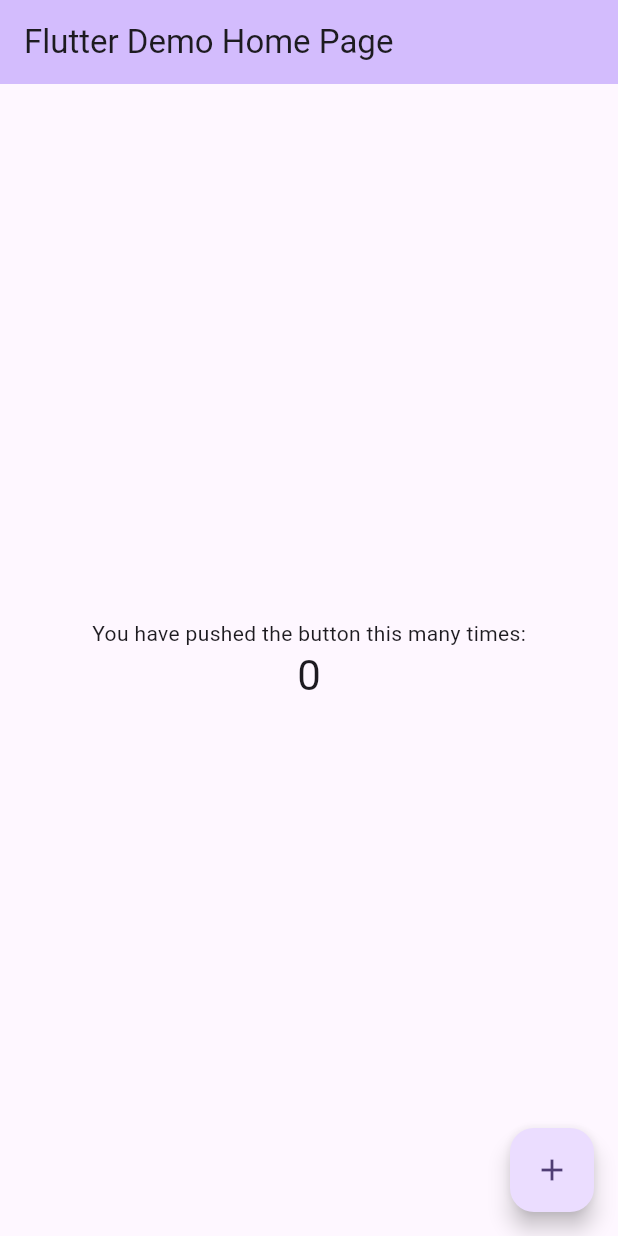
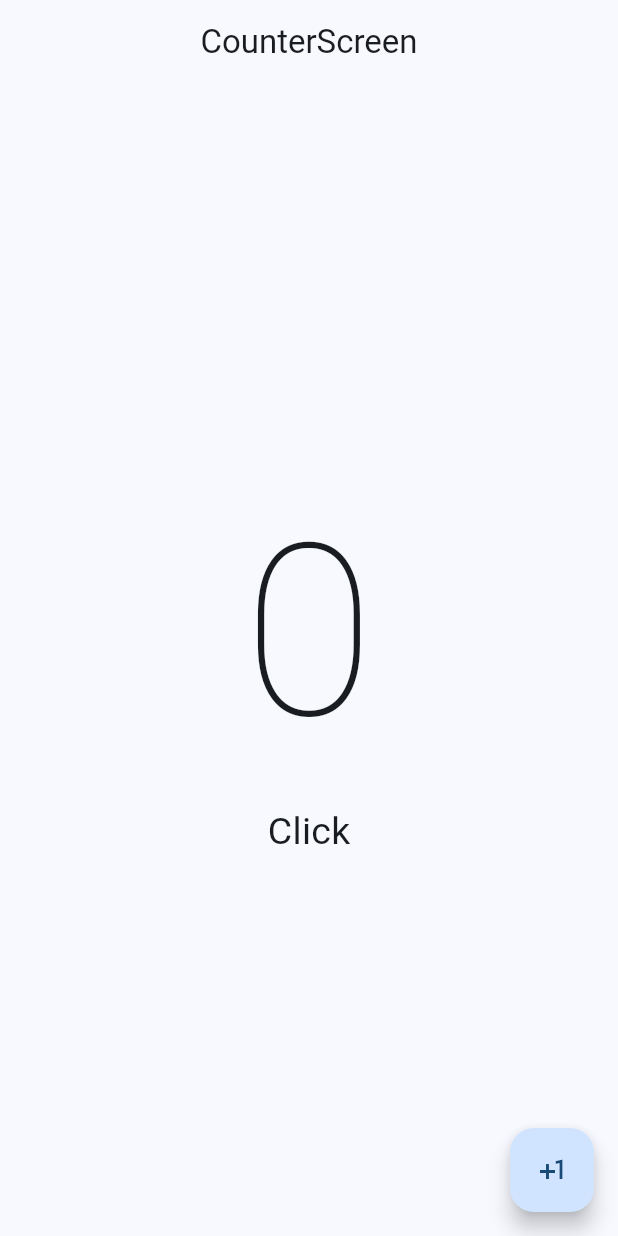
Before and after one commit to ldonosocaro/hello_world_app, a Flutter app: the screen it shows after launch, on a phone screen of 412 x 824 dp. Run offline on Flutter 3.47's test engine with Material 2 defaults, Android fonts, the phone set to English and light mode, and no system bars.

Commit message:
avance curso flutter hello world con contador

```diff
--- a/lib/main.dart
+++ b/lib/main.dart
@@ -1,125 +1,25 @@
 import 'package:flutter/material.dart';
+import 'package:hello_world_app/presentation/screens/counter/counter_screen.dart';
 
 void main() {
   runApp(const MyApp());
 }
 
-class MyApp extends StatelessWidget {
+class MyApp extends StatelessWidget{
   const MyApp({super.key});
-
-  // This widget is the root of your application.
   @override
   Widget build(BuildContext context) {
+    //leva const porque será un widget que no tendrá modificaciones de estado ni valores
     return MaterialApp(
-      title: 'Flutter Demo',
+      debugShowCheckedModeBanner: false,
       theme: ThemeData(
-        // This is the theme of your application.
-        //
-        // TRY THIS: Try running your application with "flutter run". You'll see
-        // the application has a blue toolbar. Then, without quitting the app,
-        // try changing the seedColor in the colorScheme below to Colors.green
-        // and then invoke "hot reload" (save your changes or press the "hot
-        // reload" button in a Flutter-supported IDE, or press "r" if you used
-        // the command line to start the app).
-        //
-        // Notice that the counter didn't reset back to zero; the application
-        // state is not lost during the reload. To reset the state, use hot
-        // restart instead.
-        //
-        // This works for code too, not just values: Most code changes can be
-        // tested with just a hot reload.
-        colorScheme: ColorScheme.fromSeed(seedColor: Colors.deepPurple),
         useMaterial3: true,
+        colorSchemeSeed: Colors.blue
       ),
-      home: const MyHomePage(title: 'Flutter Demo Home Page'),
+      home:  const Scaffold(
+        body: CounterScreen()
+      )
     );
   }
+
 }
-
-class MyHomePage extends StatefulWidget {
-  const MyHomePage({super.key, required this.title});
-
-  // This widget is the home page of your application. It is stateful, meaning
-  // that it has a State object (defined below) that contains fields that affect
-  // how it looks.
-
-  // This class is the configuration for the state. It holds the values (in this
-  // case the title) provided by the parent (in this case the App widget) and
-  // used by the build method of the State. Fields in a Widget subclass are
-  // always marked "final".
-
-  final String title;
-
-  @override
-  State<MyHomePage> createState() => _MyHomePageState();
-}
-
-class _MyHomePageState extends State<MyHomePage> {
-  int _counter = 0;
-
-  void _incrementCounter() {
-    setState(() {
-      // This call to setState tells the Flutter framework that something has
-      // changed in this State, which causes it to rerun the build method below
-      // so that the display can reflect the updated values. If we changed
-      // _counter without calling setState(), then the build method would not be
-      // called again, and so nothing would appear to happen.
-      _counter++;
-    });
-  }
-
-  @override
-  Widget build(BuildContext context) {
-    // This method is rerun every time setState is called, for instance as done
-    // by the _incrementCounter method above.
-    //
-    // The Flutter framework has been optimized to make rerunning build methods
-    // fast, so that you can just rebuild anything that needs updating rather
-    // than having to individually change instances of widgets.
-    return Scaffold(
-      appBar: AppBar(
-        // TRY THIS: Try changing the color here to a specific color (to
-        // Colors.amber, perhaps?) and trigger a hot reload to see the AppBar
-        // change color while the other colors stay the same.
-        backgroundColor: Theme.of(context).colorScheme.inversePrimary,
-        // Here we take the value from the MyHomePage object that was created by
-        // the App.build method, and use it to set our appbar title.
-        title: Text(widget.title),
-      ),
-      body: Center(
-        // Center is a layout widget. It takes a single child and positions it
-        // in the middle of the parent.
-        child: Column(
-          // Column is also a layout widget. It takes a list of children and
-          // arranges them vertically. By default, it sizes itself to fit its
-          // children horizontally, and tries to be as tall as its parent.
-          //
-          // Column has various properties to control how it sizes itself and
-          // how it positions its children. Here we use mainAxisAlignment to
-          // center the children vertically; the main axis here is the vertical
-          // axis because Columns are vertical (the cross axis would be
-          // horizontal).
-          //
-          // TRY THIS: Invoke "debug painting" (choose the "Toggle Debug Paint"
-          // action in the IDE, or press "p" in the console), to see the
-          // wireframe for each widget.
-          mainAxisAlignment: MainAxisAlignment.center,
-          children: <Widget>[
-            const Text(
-              'You have pushed the button this many times:',
-            ),
-            Text(
-              '$_counter',
-              style: Theme.of(context).textTheme.headlineMedium,
-            ),
-          ],
-        ),
-      ),
-      floatingActionButton: FloatingActionButton(
-        onPressed: _incrementCounter,
-        tooltip: 'Increment',
-        child: const Icon(Icons.add),
-      ), // This trailing comma makes auto-formatting nicer for build methods.
-    );
-  }
-}
--- /dev/null
+++ b/lib/presentation/screens/counter/counter_screen.dart
@@ -0,0 +1,39 @@
+import 'package:flutter/material.dart';
+
+class CounterScreen extends StatefulWidget {
+  const CounterScreen({super.key});
+
+  @override
+  State<CounterScreen> createState() => _CounterScreenState();
+}
+
+class _CounterScreenState extends State<CounterScreen> {
+
+  int clickCounter = 0;
+
+  @override
+  Widget build(BuildContext context) {
+    return Scaffold(
+      appBar: AppBar(
+        title: const Center(child: Text('CounterScreen')),
+      ),
+        body: Center(
+          child: Column(
+            mainAxisAlignment: MainAxisAlignment.center,  //centra tipo flexbox
+            children: [
+              Text('$clickCounter', style: const TextStyle(fontSize: 160, fontWeight: FontWeight.w100)),
+              Text(clickCounter < 2 ? "Click" : "Clicks", style: const TextStyle(fontSize: 25)),
+              ],
+      ),
+    ),
+        floatingActionButton: FloatingActionButton(
+          onPressed: () {
+            //codigo que se ejecutará al hacer click al boton
+            clickCounter++;
+            setState(() {}); //renderiza nuevamente el widget
+          },
+          child: const Icon(Icons.plus_one),
+        ),
+    );
+  }
+}
```
Also changed, not shown: apuntes/01_proyecto.txt (added, +28 -0 lines), apuntes/02_hello_world.txt (added, +36 -0 lines).
